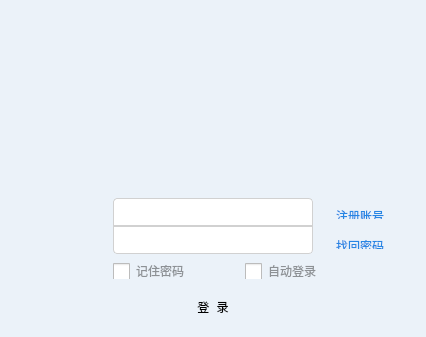
huifeng-kooboo/QTDemo, file YQ/YLogin.ui: the form before one commit.
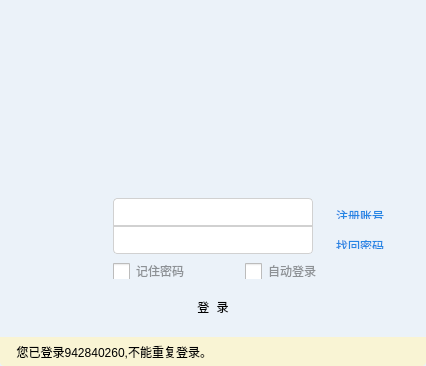
The form after the commit. Icons and pictures are not drawn.

Commit message:
实现重复登录提示框效果
实现重复登录提示框效果

What changed in the file:
```diff
--- a/YQ/YLogin.ui
+++ b/YQ/YLogin.ui
@@ -7,7 +7,7 @@
     <x>0</x>
     <y>0</y>
     <width>426</width>
-    <height>337</height>
+    <height>366</height>
    </rect>
   </property>
   <property name="minimumSize">
@@ -19,7 +19,7 @@
   <property name="maximumSize">
    <size>
     <width>426</width>
-    <height>337</height>
+    <height>366</height>
    </size>
   </property>
   <property name="windowTitle">
@@ -411,6 +411,60 @@
      <string/>
     </property>
    </widget>
+   <widget class="QLabel" name="lbl_Tips">
+    <property name="geometry">
+     <rect>
+      <x>0</x>
+      <y>337</y>
+      <width>426</width>
+      <height>29</height>
+     </rect>
+    </property>
+    <property name="styleSheet">
+     <string notr="true">QLabel#lbl_Tips{
+background-color:rgb(249,244,212);
+}</string>
+    </property>
+    <property name="text">
+     <string>     您已登录942840260,不能重复登录。</string>
+    </property>
+   </widget>
+   <widget class="QPushButton" name="btn_pull">
+    <property name="geometry">
+     <rect>
+      <x>402</x>
+      <y>342</y>
+      <width>21</width>
+      <height>18</height>
+     </rect>
+    </property>
+    <property name="styleSheet">
+     <string notr="true">QPushButton#btn_pull{
+image: url(&quot;:/login/src/styles/re_sour.png&quot;);
+}</string>
+    </property>
+    <property name="text">
+     <string/>
+    </property>
+   </widget>
+   <widget class="QLabel" name="lbl_warning_ico">
+    <property name="geometry">
+     <rect>
+      <x>1</x>
+      <y>343</y>
+      <width>19</width>
+      <height>18</height>
+     </rect>
+    </property>
+    <property name="styleSheet">
+     <string notr="true">QLabel#lbl_warning_ico{
+image: url(&quot;:/login/src/styles/warning_ico.png&quot;);
+}</string>
+    </property>
+    <property name="text">
+     <string/>
+    </property>
+   </widget>
   </widget>
  </widget>
  <resources/>
```
The commit also changes 20 other files.
